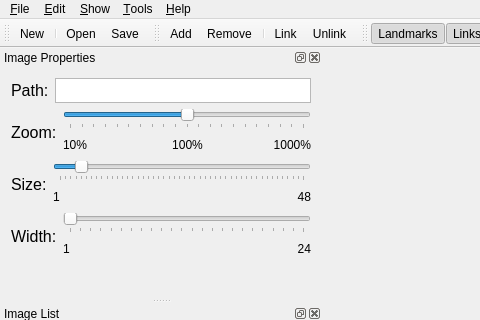
Before: the Qt Designer form src/mainwindow.ui in hhj1897/Facial-Landmarks-Annotation-Tool, drawn with Qt 5; both pictures show x 0 to 480 and y 0 to 320 of the 991 by 745 pixel window.
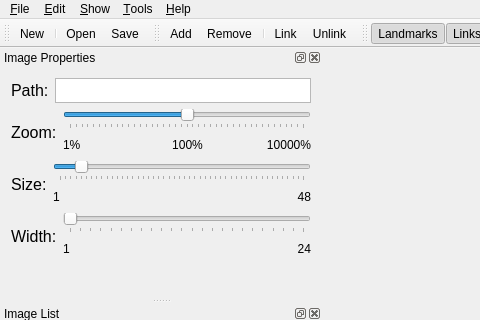
After: the same form once the commit is applied. Icons and pictures are not drawn.

Patch:
```diff
--- a/src/mainwindow.ui
+++ b/src/mainwindow.ui
@@ -323,7 +323,7 @@
             <number>1</number>
            </property>
            <property name="maximum">
-            <number>21</number>
+            <number>41</number>
            </property>
            <property name="singleStep">
             <number>1</number>
@@ -332,10 +332,10 @@
             <number>1</number>
            </property>
            <property name="value">
-            <number>11</number>
+            <number>21</number>
            </property>
            <property name="sliderPosition">
-            <number>11</number>
+            <number>21</number>
            </property>
            <property name="orientation">
             <enum>Qt::Horizontal</enum>
@@ -368,7 +368,7 @@
               </size>
              </property>
              <property name="text">
-              <string>10%</string>
+              <string>1%</string>
              </property>
             </widget>
            </item>
@@ -435,7 +435,7 @@
               </size>
              </property>
              <property name="text">
-              <string>1000%</string>
+              <string>10000%</string>
              </property>
              <property name="alignment">
               <set>Qt::AlignRight|Qt::AlignTrailing|Qt::AlignVCenter</set>
```
